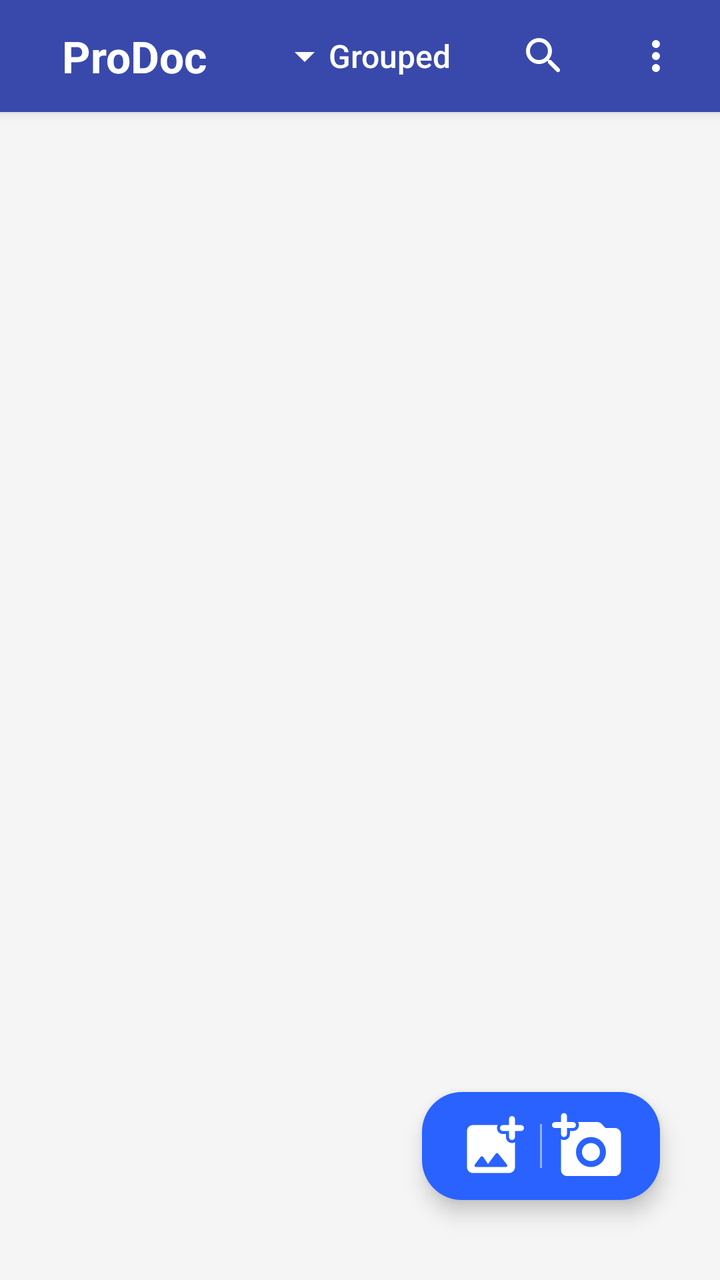
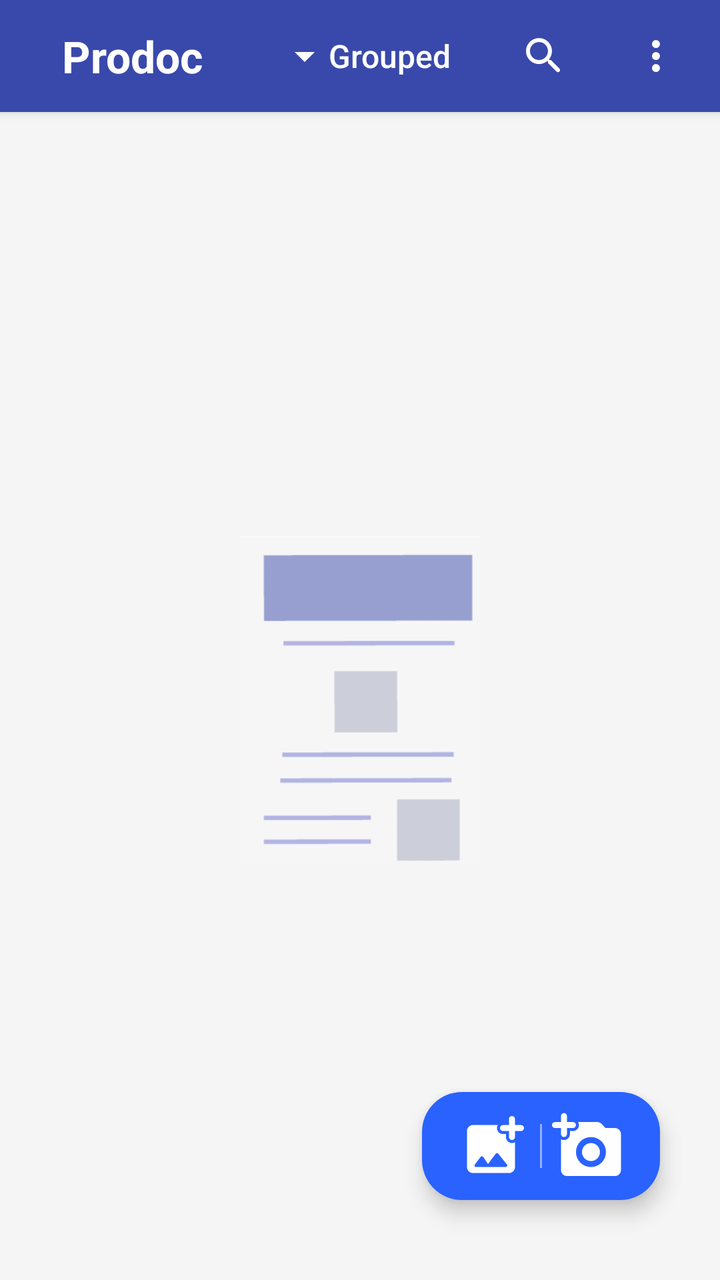

Screens rendered from an Android XML layout before and after an edit, with the pre-edit source and the edit as a unified diff.
<!-- AndroidManifest.xml: application theme AppTheme -->
<!-- res/layout/activity_main.xml -->
<?xml version="1.0" encoding="utf-8"?>
<layout>

    <RelativeLayout xmlns:android="http://schemas.android.com/apk/res/android"
        xmlns:app="http://schemas.android.com/apk/res-auto"
        xmlns:tools="http://schemas.android.com/tools"
        android:layout_width="match_parent"
        android:layout_height="match_parent"
        android:background="@color/colorBackground"
        android:elevation="1dp"
        tools:context=".activity.MainActivity">


        <LinearLayout

            android:id="@+id/imageOptionsRL"
            android:transitionName="transition_camera"
            android:layout_width="wrap_content"

            android:layout_height="wrap_content"
            android:layout_alignParentRight="true"
            android:layout_alignParentBottom="true"

            android:layout_marginRight="30dp"
            android:layout_marginBottom="40dp"
            android:background="@drawable/circular_xml_icon"
            android:clickable="false"
            android:clipChildren="false"
            android:elevation="6dp"
            android:orientation="horizontal"
            android:paddingTop="4dp"
            android:paddingBottom="4dp">


            <ImageView

                android:id="@+id/addPhotos"
                android:layout_width="wrap_content"
                android:layout_height="wrap_content"
                android:layout_marginLeft="8dp"
                android:layout_marginRight="5dp"
                android:clickable="true"
                android:foreground="?android:selectableItemBackgroundBorderless"
                android:paddingLeft="10dp"
                android:paddingTop="5dp"
                android:paddingBottom="5dp"
                android:src="@drawable/round_add_photo_alternate_white_36"></ImageView>

            <ImageView


                android:layout_width="1dp"
                android:layout_height="match_parent"
                android:layout_marginTop="12dp"
                android:layout_marginBottom="12dp"
                android:alpha="0.5"
                android:background="@color/colorWhite"
                android:foreground="@color/colorWhite"
                android:src="@drawable/round_add_a_photo_white_36">

            </ImageView>

            <ImageView
                android:id="@+id/cameraCapture"
                android:layout_width="wrap_content"

                android:layout_height="wrap_content"
                android:layout_marginLeft="5dp"
                android:layout_marginRight="8dp"
                android:clickable="true"
                android:foreground="?android:selectableItemBackgroundBorderless"
                android:paddingTop="5dp"
                android:paddingRight="10dp"
                android:paddingBottom="5dp"
                android:src="@drawable/round_add_a_photo_white_36">

            </ImageView>


        </LinearLayout>


        <androidx.appcompat.widget.Toolbar
            android:id="@+id/toolbar"
            android:layout_width="match_parent"
            android:layout_height="?attr/actionBarSize"
            android:layout_margin="0dp"
            android:background="@color/colorPrimary"
            android:contentInsetLeft="0dp"
            android:contentInsetRight="0dp"
            android:elevation="3dp"
            app:contentInsetEnd="0dp"
            app:contentInsetLeft="0dp"
            app:contentInsetRight="0dp"
            app:layout_constraintEnd_toEndOf="parent"
            app:layout_constraintStart_toStartOf="parent"
            app:layout_constraintTop_toTopOf="parent">


            <RelativeLayout
                android:layout_width="match_parent"
                android:layout_height="match_parent"
                android:layout_margin="0dp"
                android:background="@color/colorPrimary">


                <RelativeLayout
                    android:id="@+id/backArrow"
                    android:layout_width="wrap_content"
                    android:layout_height="match_parent"
                    android:clickable="true"
                    android:foreground="?android:selectableItemBackgroundBorderless"
                    android:paddingLeft="20dp"
                    android:paddingRight="20dp"
                    android:visibility="gone">

                    <ImageView


                        android:layout_width="wrap_content"
                        android:layout_height="wrap_content"
                        android:layout_centerVertical="true"
                        android:src="@drawable/round_keyboard_backspace_white_24">


                    </ImageView>


                </RelativeLayout>

                <RelativeLayout
                    android:id="@+id/middle_options_rl"

                    android:layout_width="wrap_content"
                    android:layout_height="match_parent"
                    android:layout_centerHorizontal="true"

                    android:layout_centerVertical="true"
                    android:layout_margin="7dp"
                    android:clickable="true"
                    android:foreground="?android:selectableItemBackgroundBorderless"
                    android:paddingLeft="10dp"
                    android:paddingRight="20dp">


                    <ImageView
                        android:id="@+id/arrow_down_toolbar"
                        android:layout_width="wrap_content"
                        android:layout_height="wrap_content"
                        android:layout_alignParentLeft="true"
                        android:layout_centerVertical="true"
                        android:src="@drawable/baseline_arrow_drop_down_white_24">

                    </ImageView>

                    <com.google.android.material.textview.MaterialTextView
                        android:id="@+id/middle_options_text"
                        android:layout_width="wrap_content"
                        android:layout_height="wrap_content"
                        android:layout_centerVertical="true"
                        android:layout_toRightOf="@id/arrow_down_toolbar"

                        android:fontFamily="sans-serif-medium"
                        android:text="Grouped"
                        android:textColor="@color/colorWhite"
                        android:textSize="16sp"
                        android:textStyle="normal">


                    </com.google.android.material.textview.MaterialTextView>


                </RelativeLayout>


                <RelativeLayout
                    android:id="@+id/more_options_rl"


                    android:layout_width="wrap_content"
                    android:layout_height="match_parent"
                    android:layout_alignParentRight="true"
                    android:addStatesFromChildren="false"
                    android:clickable="true"
                    android:clipChildren="false"
                    android:foreground="?android:selectableItemBackgroundBorderless"
                    android:paddingLeft="20dp"
                    android:paddingRight="20dp">

                    <ImageView

                        android:layout_width="wrap_content"
                        android:layout_height="wrap_content"
                        android:layout_centerVertical="true"
                        android:background="@drawable/baseline_more_vert_white_24">


                    </ImageView>


                </RelativeLayout>


                <com.google.android.material.textview.MaterialTextView
                    android:id="@+id/toolbarTitle"
                    android:layout_width="match_parent"
                    android:layout_height="wrap_content"
                    android:layout_centerVertical="true"
                    android:layout_marginLeft="15dp"
                    android:layout_toLeftOf="@id/middle_options_rl"
                    android:maxLines="1"
                    android:text="@string/app_name_short"
                    android:textColor="@color/colorWhite"
                    android:textSize="22sp"

                    android:textStyle="bold"></com.google.android.material.textview.MaterialTextView>


                <androidx.appcompat.widget.SearchView

                    android:id="@+id/search_view"

                    style="@style/SearchViewStyle"
                    android:layout_width="wrap_content"

                    android:layout_height="wrap_content"
                    android:layout_centerVertical="true"
                    android:layout_toLeftOf="@id/more_options_rl"
                    android:addStatesFromChildren="false"
                    android:background="@color/colorPrimary"
                    android:foreground="?android:attr/selectableItemBackground"
                    android:src="@drawable/baseline_more_vert_white_24">


                </androidx.appcompat.widget.SearchView>


            </RelativeLayout>

        </androidx.appcompat.widget.Toolbar>





            <RelativeLayout
                android:layout_below="@id/toolbar"
                android:layout_marginTop="4dp"
                android:layout_width="match_parent"
                android:layout_height="match_parent"
                android:orientation="vertical">


                <LinearLayout
                    android:layout_width="match_parent"
                    android:layout_height="90dp">


                </LinearLayout>


                <RelativeLayout
                    android:id="@+id/emptyDocumentImage"
                    android:layout_width="match_parent"
                    android:layout_height="match_parent">

                    <RelativeLayout
                        android:layout_width="wrap_content"
                        android:layout_height="wrap_content"
                        android:layout_centerInParent="true">


                        <LinearLayout

                            android:id="@+id/emptyImageLL"
                            android:layout_width="match_parent"
                            android:layout_height="wrap_content"
                            android:orientation="horizontal"
                            android:weightSum="3">

                            <RelativeLayout
                                android:layout_width="0dp"
                                android:layout_height="wrap_content"
                                android:layout_weight="1"></RelativeLayout>

                            <RelativeLayout
                                android:layout_width="0dp"
                                android:layout_height="wrap_content"
                                android:layout_weight="1">


                                <ImageView
                                    android:layout_width="match_parent"
                                    android:layout_height="match_parent"

                                    android:alpha="0.4"
                                    android:scaleType="fitEnd"
                                    android:src="@drawable/icon_large">

                                </ImageView>

                            </RelativeLayout>

                            <RelativeLayout
                                android:layout_width="0dp"
                                android:layout_height="wrap_content"
                                android:layout_weight="1"></RelativeLayout>

                        </LinearLayout>

                        <com.google.android.material.textview.MaterialTextView
                            android:id="@+id/emptyDocumentTV"
                            android:layout_width="match_parent"
                            android:layout_height="wrap_content"
                            android:layout_below="@id/emptyImageLL"
                            android:layout_marginTop="20dp"
                            android:text="It's empty here. Start scanning."
                            android:textAlignment="center"
                            android:textColor="@color/colorGray1"></com.google.android.material.textview.MaterialTextView>


                    </RelativeLayout>

                </RelativeLayout>




                    <LinearLayout
                        android:layout_width="match_parent"
                        android:layout_height="match_parent"
                        android:orientation="vertical">



                        <androidx.recyclerview.widget.RecyclerView



                            android:clipToPadding="false"
                            android:paddingBottom="100dp"

                            android:id="@+id/scanList"
                            android:layout_width="match_parent"
                            android:layout_height="match_parent"
                            android:background="@color/colorBackground">

                        </androidx.recyclerview.widget.RecyclerView>


                    </LinearLayout>

            </RelativeLayout>





    </RelativeLayout>

</layout>
<!-- resources referenced by this layout -->
<resources>
  <color name="colorBackground">#F5F5F5</color>
  <color name="colorGray1">#424242</color>
  <color name="colorPrimary">#3949ab</color>
  <color name="colorWhite">#FFFFFF</color>
  <!-- drawable baseline_arrow_drop_down_white_24: png bitmap (drawable-hdpi, 123 bytes) -->
  <!-- drawable baseline_more_vert_white_24: png bitmap (drawable-hdpi, 163 bytes) -->
  <!-- drawable circular_xml_icon (drawable) -->
  <shape xmlns:android="http://schemas.android.com/apk/res/android"
      android:shape="rectangle"
      >
      <corners android:radius="20dp" />
  
      <solid android:color="@color/colorAccent" />
  
  </shape>
  <!-- drawable icon_large: png bitmap (drawable, 2134 bytes) -->
  <!-- drawable round_add_a_photo_white_36: png bitmap (drawable-hdpi, 664 bytes) -->
  <!-- drawable round_add_photo_alternate_white_36: png bitmap (drawable-hdpi, 462 bytes) -->
  <!-- drawable round_keyboard_backspace_white_24: png bitmap (drawable-hdpi, 194 bytes) -->
  <string name="app_name_short">ProDoc</string>
  <style name="SearchViewStyle" parent="Widget.AppCompat.Light.SearchView">
  
          <item name="searchIcon">@drawable/round_search_white_24</item>
          <item name="queryBackground">@color/colorPrimary</item>
  
          <item name="closeIcon">@drawable/round_close_white_24</item>
  
          <item name="searchHintIcon">@null</item>
          
          <item name="queryHint">@string/search_hint</item>
  
  
      </style>
  <style name="AppTheme" parent="Theme.MaterialComponents.Light.NoActionBar">
          
          <item name="colorPrimary">@color/colorPrimary</item>
          <item name="colorPrimaryDark">@color/colorPrimaryDark</item>
          <item name="colorAccent">@color/colorAccent</item>
          <item name="android:itemBackground">@color/colorWhite</item>
          <item name="android:textColor">@color/colorBlack</item>
          <item name="android:windowBackground">@drawable/main_activity_theme_bg</item>
  
  
  
  
  
  
  
      </style>
  <color name="colorAccent">#2962FF</color>
  <!-- drawable round_search_white_24: png bitmap (drawable-hdpi, 380 bytes) -->
  <!-- drawable round_close_white_24: png bitmap (drawable-hdpi, 221 bytes) -->
  <string name="search_hint">Search</string>
  <color name="colorPrimaryDark">#3949ab</color>
  <color name="colorBlack">#000</color>
  <!-- drawable main_activity_theme_bg (drawable) -->
  <?xml version="1.0" encoding="utf-8"?>
  <layer-list xmlns:android="http://schemas.android.com/apk/res/android">
  
  
      <item>
          <color android:color="@color/colorWhite" />
      </item>
  
  
      <item>
          <bitmap
              android:gravity="center"
              android:src="@drawable/icon_final_512"
              android:tileMode="disabled" />
  
  
      </item>
  
      <item
  
          android:bottom="30dp"
          >
          <bitmap
  
              android:gravity="bottom|center_horizontal"
              android:src="@drawable/splash_bottom_text"
              android:tileMode="disabled" />
      </item>
  
  
  </layer-list>
  <!-- drawable icon_final_512: png bitmap (drawable-hdpi, 7628 bytes) -->
  <!-- drawable splash_bottom_text: png bitmap (drawable-hdpi, 3357 bytes) -->
</resources>

<!-- the commit's change to res/layout/activity_main.xml (unified diff, before → after) -->
@@ -260,66 +260,72 @@
 
 
                 <RelativeLayout
+                    android:elevation="8dp"
                     android:id="@+id/emptyDocumentImage"
                     android:layout_width="match_parent"
                     android:layout_height="match_parent">
 
-                    <RelativeLayout
-                        android:layout_width="wrap_content"
-                        android:layout_height="wrap_content"
-                        android:layout_centerInParent="true">
-
-
-                        <LinearLayout
-
-                            android:id="@+id/emptyImageLL"
-                            android:layout_width="match_parent"
-                            android:layout_height="wrap_content"
-                            android:orientation="horizontal"
-                            android:weightSum="3">
-
-                            <RelativeLayout
-                                android:layout_width="0dp"
+
+                    <LinearLayout
+                        android:weightSum="3"
+                        android:orientation="horizontal"
+                        android:layout_width="match_parent"
+                        android:layout_height="match_parent">
+
+                        <RelativeLayout
+                            android:layout_width="0dp"
+                            android:layout_height="match_parent"
+                            android:layout_weight="1">
+
+
+                        </RelativeLayout>
+
+                        <RelativeLayout
+                            android:layout_width="0dp"
+                            android:layout_height="match_parent"
+                            android:layout_weight="1">
+
+
+
+                            <ImageView
+                                android:alpha="0.5"
+                                android:id="@+id/emptyDocumentImageIV"
+                                android:adjustViewBounds="true"
+                                android:layout_centerInParent="true"
+                                android:layout_width="match_parent"
                                 android:layout_height="wrap_content"
-                                android:layout_weight="1"></RelativeLayout>
-
-                            <RelativeLayout
-                                android:layout_width="0dp"
-                                android:layout_height="wrap_content"
-                                android:layout_weight="1">
-
-
-                                <ImageView
-                                    android:layout_width="match_parent"
-                                    android:layout_height="match_parent"
-
-                                    android:alpha="0.4"
-                                    android:scaleType="fitEnd"
-                                    android:src="@drawable/icon_large">
-
-                                </ImageView>
-
-                            </RelativeLayout>
-
-                            <RelativeLayout
-                                android:layout_width="0dp"
-                                android:layout_height="wrap_content"
-                                android:layout_weight="1"></RelativeLayout>
-
-                        </LinearLayout>
-
-                        <com.google.android.material.textview.MaterialTextView
-                            android:id="@+id/emptyDocumentTV"
-                            android:layout_width="match_parent"
-                            android:layout_height="wrap_content"
-                            android:layout_below="@id/emptyImageLL"
-                            android:layout_marginTop="20dp"
-                            android:text="It's empty here. Start scanning."
-                            android:textAlignment="center"
-                            android:textColor="@color/colorGray1"></com.google.android.material.textview.MaterialTextView>
-
-
-                    </RelativeLayout>
+
+                                android:src="@drawable/icon_large">
+
+                            </ImageView>
+
+                            <com.google.android.material.textview.MaterialTextView
+                                android:layout_centerHorizontal="true"
+                                android:id="@+id/emptyDocumentTV"
+                                android:textAlignment="center"
+                                android:layout_marginTop="20dp"
+                                android:layout_below="@id/emptyDocumentImageIV"
+                                android:layout_width="wrap_content"
+                                android:layout_height="wrap_content"></com.google.android.material.textview.MaterialTextView>
+
+
+
+
+                        </RelativeLayout>
+
+                        <RelativeLayout
+                            android:layout_width="0dp"
+                            android:layout_height="match_parent"
+                            android:layout_weight="1">
+
+
+                        </RelativeLayout>
+
+
+
+
+                    </LinearLayout>
+
 
                 </RelativeLayout>
 
<!-- resource entries referenced after the edit -->
@@ -1,7 +1,6 @@
 <!-- resources referenced by this layout -->
 <resources>
   <color name="colorBackground">#F5F5F5</color>
-  <color name="colorGray1">#424242</color>
   <color name="colorPrimary">#3949ab</color>
   <color name="colorWhite">#FFFFFF</color>
   <!-- drawable baseline_arrow_drop_down_white_24: png bitmap (drawable-hdpi, 123 bytes) -->
@@ -19,7 +18,7 @@
   <!-- drawable round_add_a_photo_white_36: png bitmap (drawable-hdpi, 664 bytes) -->
   <!-- drawable round_add_photo_alternate_white_36: png bitmap (drawable-hdpi, 462 bytes) -->
   <!-- drawable round_keyboard_backspace_white_24: png bitmap (drawable-hdpi, 194 bytes) -->
-  <string name="app_name_short">ProDoc</string>
+  <string name="app_name_short">Prodoc</string>
   <style name="SearchViewStyle" parent="Widget.AppCompat.Light.SearchView">
   
           <item name="searchIcon">@drawable/round_search_white_24</item>
